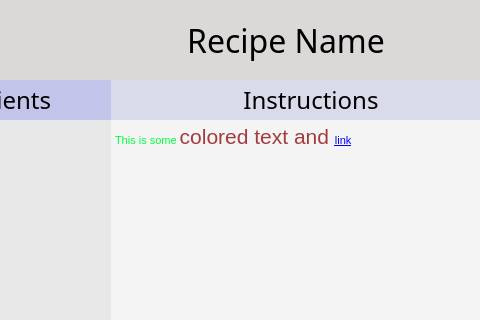
Qt form gui/mainwindow.ui (andrewlalis/RecipeDB) before a commit; both pictures show x 289 to 769 and y 0 to 320 of the 1000 by 500 pixel window.
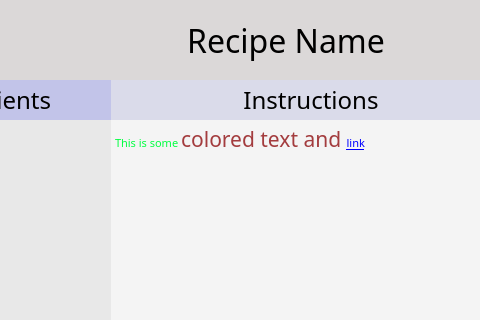
The same form after that commit.

What changed in the file:
```diff
--- a/gui/mainwindow.ui
+++ b/gui/mainwindow.ui
@@ -462,6 +462,12 @@
              </item>
              <item>
               <widget class="QTextEdit" name="instructionsTextEdit">
+               <property name="font">
+                <font>
+                 <family>Noto Sans CJK KR Medium</family>
+                 <stylestrategy>PreferAntialias</stylestrategy>
+                </font>
+               </property>
                <property name="styleSheet">
                 <string notr="true">background-color: rgb(244, 244, 244);</string>
                </property>
@@ -493,7 +499,7 @@
                 <string>&lt;!DOCTYPE HTML PUBLIC &quot;-//W3C//DTD HTML 4.0//EN&quot; &quot;http://www.w3.org/TR/REC-html40/strict.dtd&quot;&gt;
 &lt;html&gt;&lt;head&gt;&lt;meta name=&quot;qrichtext&quot; content=&quot;1&quot; /&gt;&lt;style type=&quot;text/css&quot;&gt;
 p, li { white-space: pre-wrap; }
-&lt;/style&gt;&lt;/head&gt;&lt;body style=&quot; font-family:'Liberation Serif Bold'; font-size:11pt; font-weight:400; font-style:normal;&quot;&gt;
+&lt;/style&gt;&lt;/head&gt;&lt;body style=&quot; font-family:'Noto Sans CJK KR Medium'; font-size:11pt; font-weight:400; font-style:normal;&quot;&gt;
 &lt;p style=&quot; margin-top:0px; margin-bottom:0px; margin-left:0px; margin-right:0px; -qt-block-indent:0; text-indent:0px;&quot;&gt;&lt;span style=&quot; font-family:'MS Shell Dlg 2'; font-size:8.25pt; color:#00ff40;&quot;&gt;This is some &lt;/span&gt;&lt;span style=&quot; font-family:'MS Shell Dlg 2'; font-size:16pt; color:#a33c3e;&quot;&gt;colored text and &lt;/span&gt;&lt;a href=&quot;https://www.google.com&quot;&gt;&lt;span style=&quot; font-family:'MS Shell Dlg 2'; font-size:8pt; text-decoration: underline; color:#0000ff;&quot;&gt;link&lt;/span&gt;&lt;/a&gt;&lt;/p&gt;&lt;/body&gt;&lt;/html&gt;</string>
                </property>
                <property name="textInteractionFlags">
```
